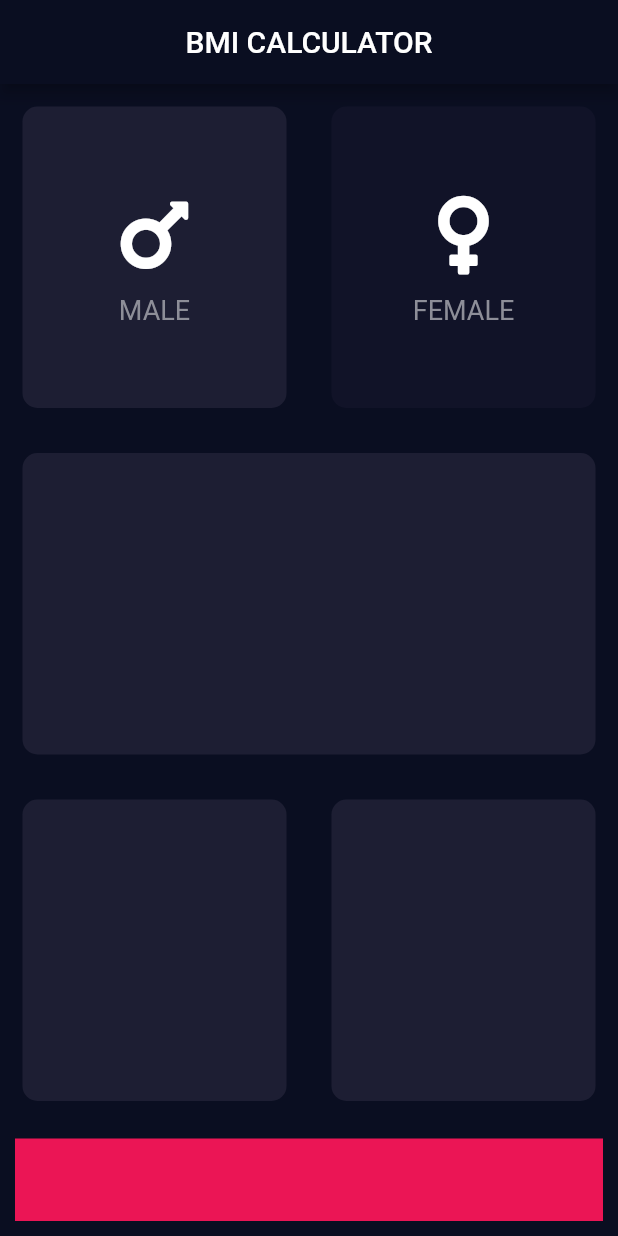
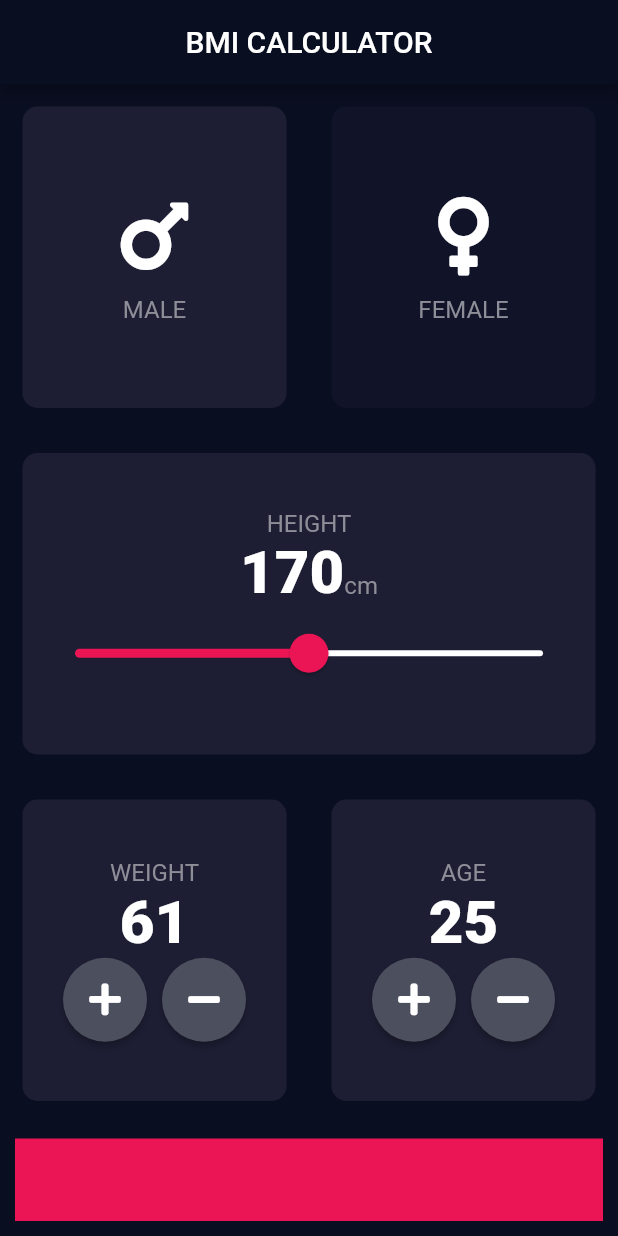
Before and after one commit to yash412/bmi_calculator, a Flutter app: the screen it shows after launch, after a tap on "MALE", on a phone screen of 412 x 824 dp. Run offline on Flutter 3.47's test engine with Material 2 defaults, Android fonts, the phone set to English and light mode, and no system bars; our stand-ins replace font_awesome_flutter.

Commit message:
Nearly completed first page.

```diff
--- /dev/null
+++ b/lib/constants.dart
@@ -0,0 +1,16 @@
+import 'package:flutter/material.dart';
+
+const kBottomContainerHeight = 80.0;
+const kActiveCardColor = Color(0xFF1D1E33);
+const kInactiveCardColor = Color(0xFF111328);
+const kBottomContainer = Color(0xFFEB1555);
+
+const kLabelTextStyle = TextStyle(
+  fontSize: 16.0,
+  color: Color(0xFF8D8E98),
+);
+
+const kNumberTextStyle = TextStyle(
+  fontSize: 40.0,
+  fontWeight: FontWeight.w900,
+);
--- a/lib/icon_content.dart
+++ b/lib/icon_content.dart
@@ -1,9 +1,5 @@
 import 'package:flutter/material.dart';
-
-const labelTextStyle = TextStyle(
-  fontSize: 18.0,
-  color: Color(0xFF8D8E98),
-);
+import 'constants.dart';
 
 class IconContent extends StatelessWidget {
   IconContent({this.icon, this.label});
@@ -25,7 +21,7 @@ class IconContent extends StatelessWidget {
         ),
         Text(
           label,
-          style: labelTextStyle,
+          style: kLabelTextStyle,
         ),
       ],
     );
--- a/lib/input_page.dart
+++ b/lib/input_page.dart
@@ -2,11 +2,7 @@ import 'package:flutter/material.dart';
 import 'package:font_awesome_flutter/font_awesome_flutter.dart';
 import 'icon_content.dart';
 import 'reusable_card.dart';
-
-const bottomContainerHeight = 80.0;
-const activeCardColor = Color(0xFF1D1E33);
-const inactiveCardColor = Color(0xFF111328);
-const bottomContainer = Color(0xFFEB1555);
+import 'constants.dart';
 
 enum Sex { male, female }
 
@@ -16,28 +12,10 @@ class InputPage extends StatefulWidget {
 }
 
 class _InputPageState extends State<InputPage> {
-  Color maleCardColor = inactiveCardColor;
-  Color femaleCardColor = inactiveCardColor;
-
-  void changeColor(Sex selectedSex) {
-    if (selectedSex == Sex.male) {
-      if (maleCardColor == inactiveCardColor) {
-        maleCardColor = activeCardColor;
-        femaleCardColor = inactiveCardColor;
-      } else {
-        maleCardColor = inactiveCardColor;
-      }
-    }
-
-    if (selectedSex == Sex.female) {
-      if (femaleCardColor == inactiveCardColor) {
-        femaleCardColor = activeCardColor;
-        maleCardColor = inactiveCardColor;
-      } else {
-        femaleCardColor = inactiveCardColor;
-      }
-    }
-  }
+  Sex selectedSex;
+  int height = 170;
+  int weight = 60;
+  int age = 25;
 
   @override
   Widget build(BuildContext context) {
@@ -53,54 +31,182 @@ class _InputPageState extends State<InputPage> {
               child: Row(
             children: <Widget>[
               Expanded(
-                child: GestureDetector(
-                  onTap: () {
+                child: ReusableCard(
+                  onPress: () {
                     setState(() {
-                      changeColor(Sex.male);
+                      selectedSex = Sex.male;
                     });
                   },
-                  child: ReusableCard(
-                    colour: maleCardColor,
+                  colour: selectedSex == Sex.male
+                      ? kActiveCardColor
+                      : kInactiveCardColor,
                   cardChild: IconContent(
                     icon: FontAwesomeIcons.mars,
                     label: 'MALE',
                   ),
                 ),
               ),
-              ),
               Expanded(
-                child: GestureDetector(
-                  onTap: () {
+                child: ReusableCard(
+                    onPress: () {
                       setState(() {
-                      changeColor(Sex.female);
+                        selectedSex = Sex.female;
                       });
                     },
-                  child: ReusableCard(
-                      colour: femaleCardColor,
+                    colour: selectedSex == Sex.female
+                        ? kActiveCardColor
+                        : kInactiveCardColor,
                     cardChild: IconContent(
                       icon: FontAwesomeIcons.venus,
                       label: 'FEMALE',
                     )),
               ),
-              ),
             ],
           )),
           Expanded(
-            child: ReusableCard(colour: activeCardColor),
+            child: ReusableCard(
+              colour: kActiveCardColor,
+              cardChild: Center(
+                child: Column(
+                  mainAxisAlignment: MainAxisAlignment.center,
+                  children: <Widget>[
+                    Text(
+                      'HEIGHT',
+                      style: kLabelTextStyle,
+                    ),
+                    Row(
+                      mainAxisAlignment: MainAxisAlignment.center,
+                      crossAxisAlignment: CrossAxisAlignment.baseline,
+                      textBaseline: TextBaseline.alphabetic,
+                      children: [
+                        Text(
+                          height.toString(),
+                          style: kNumberTextStyle,
+                        ),
+                        Text(
+                          'cm',
+                          style: kLabelTextStyle,
+                        )
+                      ],
+                    ),
+                    SliderTheme(
+                      data: SliderTheme.of(context).copyWith(
+                        activeTrackColor: Color(0xFFEB1555),
+                        inactiveTrackColor: Colors.white,
+                        thumbColor: Color(0xFFEB1555),
+                        overlayColor: Color(0x29EB1555),
+                        thumbShape:
+                            RoundSliderThumbShape(enabledThumbRadius: 13.0),
+                        overlayShape:
+                            RoundSliderOverlayShape(overlayRadius: 30.0),
+                      ),
+                      child: Slider(
+                        value: height.toDouble(),
+                        min: 120.0,
+                        max: 220.0,
+                        onChanged: (double newValue) {
+                          setState(() {
+                            height = newValue.round();
+                          });
+                        },
+                      ),
+                    ),
+                  ],
+                ),
+              ),
+            ),
           ),
           Expanded(
               child: Row(
             children: <Widget>[
               Expanded(
-                child: ReusableCard(colour: activeCardColor),
+                child: ReusableCard(
+                  colour: kActiveCardColor,
+                  cardChild: Column(
+                    mainAxisAlignment: MainAxisAlignment.center,
+                    children: <Widget>[
+                      Text(
+                        'WEIGHT',
+                        style: kLabelTextStyle,
+                      ),
+                      Text(
+                        weight.toString(),
+                        style: kNumberTextStyle,
+                      ),
+                      Row(
+                        mainAxisAlignment: MainAxisAlignment.center,
+                        children: [
+                          RoundIconButton(
+                            icon: FontAwesomeIcons.plus,
+                            onPressed: () {
+                              setState(() {
+                                weight++;
+                              });
+                            },
+                          ),
+                          SizedBox(
+                            width: 10.0,
+                          ),
+                          RoundIconButton(
+                            icon: FontAwesomeIcons.minus,
+                            onPressed: () {
+                              setState(() {
+                                weight--;
+                              });
+                            },
+                          ),
+                        ],
+                      ),
+                    ],
+                  ),
+                ),
               ),
               Expanded(
-                child: ReusableCard(colour: activeCardColor),
+                child: ReusableCard(
+                  colour: kActiveCardColor,
+                  cardChild: Column(
+                    mainAxisAlignment: MainAxisAlignment.center,
+                    children: <Widget>[
+                      Text(
+                        'AGE',
+                        style: kLabelTextStyle,
+                      ),
+                      Text(
+                        age.toString(),
+                        style: kNumberTextStyle,
+                      ),
+                      Row(
+                        mainAxisAlignment: MainAxisAlignment.center,
+                        children: [
+                          RoundIconButton(
+                            icon: FontAwesomeIcons.plus,
+                            onPressed: () {
+                              setState(() {
+                                age++;
+                              });
+                            },
+                          ),
+                          SizedBox(
+                            width: 10.0,
+                          ),
+                          RoundIconButton(
+                            icon: FontAwesomeIcons.minus,
+                            onPressed: () {
+                              setState(() {
+                                age--;
+                              });
+                            },
+                          ),
+                        ],
+                      ),
+                    ],
+                  ),
+                ),
               )
             ],
           )),
           Container(
-            color: bottomContainer,
+            color: kBottomContainer,
             margin: EdgeInsets.all(10.0),
             height: 55.0,
           ),
@@ -109,3 +215,23 @@ class _InputPageState extends State<InputPage> {
     );
   }
 }
+
+class RoundIconButton extends StatelessWidget {
+  RoundIconButton({@required this.icon, @required this.onPressed});
+  final IconData icon;
+  final Function onPressed;
+
+  @override
+  Widget build(BuildContext context) {
+    return RawMaterialButton(
+      child: Icon(icon),
+      onPressed: onPressed,
+      constraints: BoxConstraints.tightFor(
+        width: 56.0,
+        height: 56.0,
+      ),
+      shape: CircleBorder(),
+      fillColor: Color(0xFF4C4F5E),
+    );
+  }
+}
--- a/lib/main.dart
+++ b/lib/main.dart
@@ -7,14 +7,9 @@ class BMICalculator extends StatelessWidget {
   @override
   Widget build(BuildContext context) {
     return MaterialApp(
-      theme: ThemeData(
-        primaryColor: Color(0xFF0A0E21),
-        scaffoldBackgroundColor: Color(0xFF0A0E21),
-        accentColor: Colors.purpleAccent,
-        textTheme: TextTheme(
-          bodyText2: TextStyle(color: Colors.white),
-        ),
-      ),
+      theme: ThemeData.dark().copyWith(
+          primaryColor: Color(0xFF0A0E21),
+          scaffoldBackgroundColor: Color(0xFF0A0E21)),
       home: InputPage(),
     );
   }
--- a/lib/reusable_card.dart
+++ b/lib/reusable_card.dart
@@ -1,19 +1,25 @@
+import 'package:flutter/cupertino.dart';
 import 'package:flutter/material.dart';
 
 class ReusableCard extends StatelessWidget {
-  ReusableCard({@required this.colour, this.cardChild});
+  ReusableCard({@required this.colour, this.cardChild, this.onPress});
 
   final Color colour;
   final Widget cardChild;
+  final Function onPress;
 
   @override
   Widget build(BuildContext context) {
-    return Container(
-      child: cardChild,
-      margin: EdgeInsets.all(15.0),
-      decoration: BoxDecoration(
-        color: colour,
-        borderRadius: BorderRadius.circular(10.0),
+    return GestureDetector(
+      onTap: onPress,
+      child: Container(
+        child: cardChild,
+        margin: EdgeInsets.all(15.0),
+        padding: EdgeInsets.all(5.0),
+        decoration: BoxDecoration(
+          color: colour,
+          borderRadius: BorderRadius.circular(10.0),
+        ),
       ),
     );
   }
```
Lines whose indentation alone changed are shown as unchanged.
